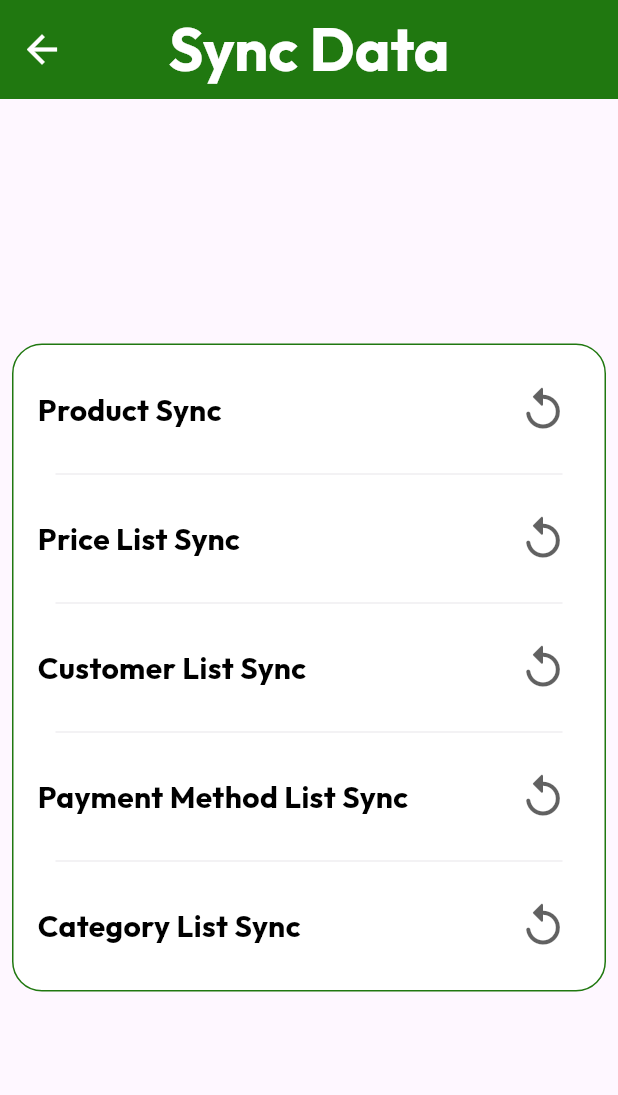
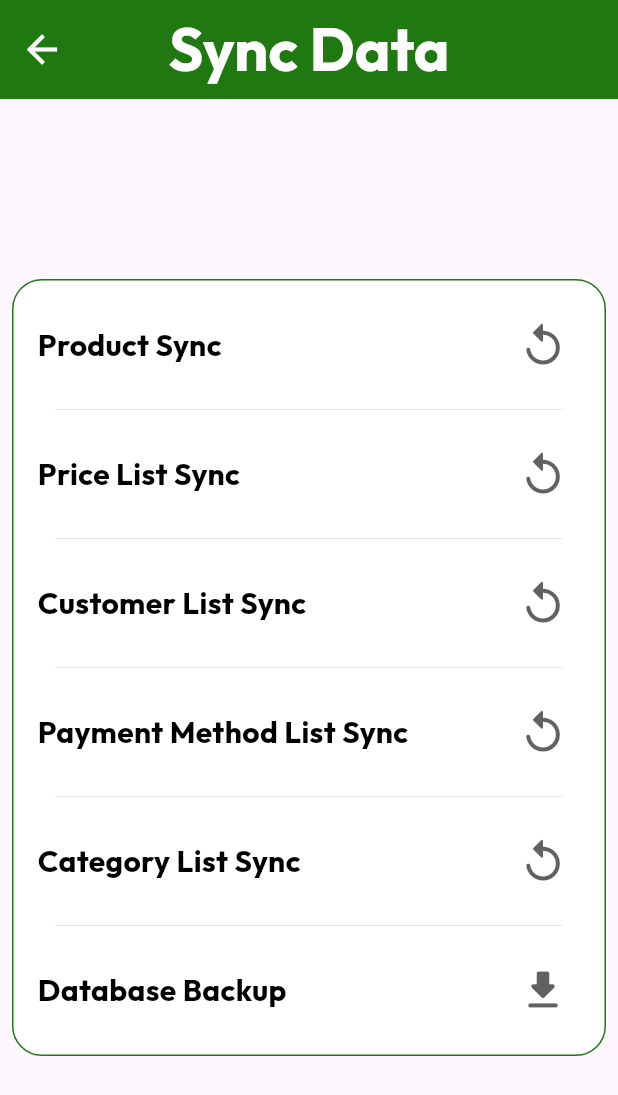
Before and after one commit to thurahtut/offline-pos-app, a Flutter app: the ManualSyncScreen screen opened by its route, on a phone screen of 412 x 824 dp. Shown: the top 1095 px of the screen. Run offline on Flutter 3.47's test engine with Material 3 defaults, Android fonts, the phone set to English and light mode, and no system bars; our stand-ins replace barcode_widget, data_table_2, dio, flutter_colorpicker, flutter_svg, getwidget and 9 more; missing offline and left inert: excel, flutter_simple_treeview, talker_dio_logger; accounts and stored records are empty.

Commit message:
database backup ui

```diff
--- a/lib/components/common_utils.dart
+++ b/lib/components/common_utils.dart
@@ -590,15 +590,16 @@ class CommonUtils {
     Directory? externalDir;
     // Check if external storage is available
     if (!kIsWeb && Platform.isWindows) {
-      if (await Directory('D:/').exists()) {
+      //bool isExist = await Directory('C:/').exists();
+      if (await Directory('C:/').exists()) {
         String folderName = "Offline Pos Deleted Product Log";
-        String path = "D:/$folderName"; // Path to the folder you want to create
-        Directory(path)
+        String path = "C:/$folderName"; // Path to the folder you want to create
+        await Directory(path)
             .create(recursive: true) // Create the folder recursively
             .then((Directory directory) {
           externalDir = directory;
         }).catchError((error) {
-          externalDir = Directory('D:/');
+          externalDir = Directory('C:/');
         });
       }
     }
--- a/lib/service/enums.dart
+++ b/lib/service/enums.dart
@@ -52,6 +52,7 @@ enum DataSync {
   customer,
   paymentMethod,
   posCategory,
+  databaseBackup,
 }
 
 enum OrderState {
--- a/lib/view/sync/manual_sync_screen.dart
+++ b/lib/view/sync/manual_sync_screen.dart
@@ -95,6 +95,13 @@ class _ManualSyncScreenState extends State<ManualSyncScreen> {
                 ),
               ),
               _categorySyncWidget(controller),
+              Padding(
+                padding: const EdgeInsets.symmetric(horizontal: 20),
+                child: Divider(
+                  thickness: 0.3,
+                ),
+              ),
+              _backUpWidget(controller),
             ],
           );
         }),
@@ -247,8 +254,7 @@ class _ManualSyncScreenState extends State<ManualSyncScreen> {
                   ),
                 )
               : IconButton(
-                  onPressed: //isDone ? null :
-                      onSync,
+                  onPressed: isDone ? null : onSync,
                   icon: Icon(
                     isDone ? Icons.check_rounded : Icons.replay_rounded,
                     size: isDone ? 40 : 34,
@@ -259,4 +265,67 @@ class _ManualSyncScreenState extends State<ManualSyncScreen> {
       ),
     );
   }
+
+  Widget _backUpWidget(MorningsyncController controller) {
+    onSync() {
+      DatabaseHelper().backupDatabase(context).then((value) {
+        if (value == 1) {
+          controller.doneActionList.add(DataSync.databaseBackup.name);
+          controller.notify();
+        } else {
+          CommonUtils.showSnackBar(
+              context: context, message: "Backup database is not successful!");
+          controller.doneActionList.remove(DataSync.databaseBackup.name);
+          controller.notify();
+        }
+      });
+    }
+
+    return Container(
+      padding: const EdgeInsets.all(8.0),
+      height: 70,
+      child: Row(
+        children: [
+          Text(
+            'Database Backup',
+            style: TextStyle(
+              color: Colors.black,
+              fontWeight: FontWeight.bold,
+              fontSize: 20,
+            ),
+          ),
+          Expanded(child: SizedBox()),
+          !controller.doneActionList.contains(DataSync.databaseBackup.name) &&
+                  (controller.processingPercentage[
+                              DataSync.databaseBackup.name] ??
+                          0) >
+                      0 &&
+                  (controller.processingPercentage[
+                              DataSync.databaseBackup.name] ??
+                          0) <=
+                      100
+              ? CircularProgressIndicator(color: primaryColor)
+              : IconButton(
+                  onPressed: controller.doneActionList
+                          .contains(DataSync.databaseBackup.name)
+                      ? null
+                      : onSync,
+                  icon: Icon(
+                    controller.doneActionList
+                            .contains(DataSync.databaseBackup.name)
+                        ? Icons.check_rounded
+                        : Icons.download_rounded,
+                    size: controller.doneActionList
+                            .contains(DataSync.databaseBackup.name)
+                        ? 40
+                        : 34,
+                    color: controller.doneActionList
+                            .contains(DataSync.databaseBackup.name)
+                        ? primaryColor
+                        : Colors.black.withOpacity(0.62),
+                  )),
+        ],
+      ),
+    );
+  }
 }
```
